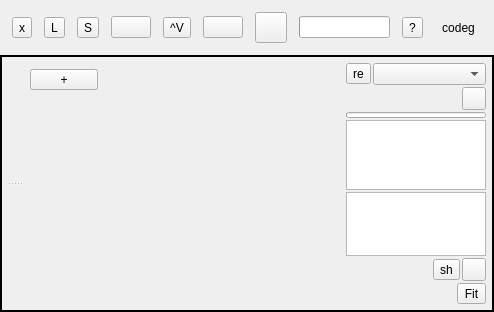
This is src/Ui/AppWindow.ui in NikolayRag/codeg as Qt 5 draws it before an edit. The edited form follows.
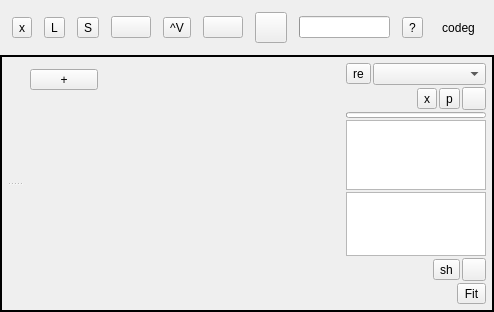
This is the edited form. Icons and pictures are not drawn.

Commit message: add DispatchSession pause/unpause and cancel

What changed in the file:
```diff
--- a/src/Ui/AppWindow.ui
+++ b/src/Ui/AppWindow.ui
@@ -329,6 +329,16 @@
                         <property name="spacing">
                          <number>2</number>
                         </property>
+                        <item row="2" column="4">
+                         <widget class="QToolButton" name="btnDispPause">
+                          <property name="text">
+                           <string>p</string>
+                          </property>
+                          <property name="checkable">
+                           <bool>true</bool>
+                          </property>
+                         </widget>
+                        </item>
                         <item row="1" column="1">
                          <widget class="QToolButton" name="btnRescan">
                           <property name="text">
@@ -353,7 +363,7 @@
                           </property>
                          </spacer>
                         </item>
-                        <item row="2" column="3">
+                        <item row="2" column="5">
                          <widget class="QToolButton" name="btnDispFire">
                           <property name="text">
                            <string/>
@@ -364,7 +374,7 @@
                           </property>
                          </widget>
                         </item>
-                        <item row="1" column="2" colspan="2">
+                        <item row="1" column="2" colspan="4">
                          <widget class="QComboBox" name="listDevs">
                           <property name="sizePolicy">
                            <sizepolicy hsizetype="Ignored" vsizetype="Fixed">
@@ -374,7 +384,7 @@
                           </property>
                          </widget>
                         </item>
-                        <item row="3" column="1" colspan="3">
+                        <item row="3" column="1" colspan="5">
                          <widget class="QProgressBar" name="progDispatch">
                           <property name="sizePolicy">
                            <sizepolicy hsizetype="MinimumExpanding" vsizetype="Fixed">
@@ -390,6 +400,13 @@
                           </property>
                          </widget>
                         </item>
+                        <item row="2" column="3">
+                         <widget class="QToolButton" name="btnDispCancel">
+                          <property name="text">
+                           <string>x</string>
+                          </property>
+                         </widget>
+                        </item>
                        </layout>
                       </widget>
                      </item>
```
The commit also changes 2 other files.
